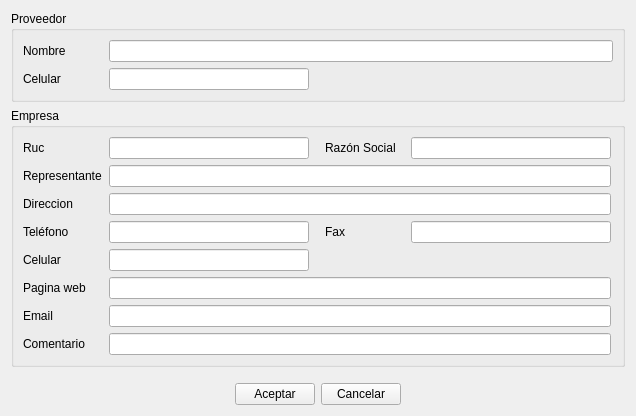
Above: ManagerM/ui_edit_proveedor.ui from janfranco27/TheProyect before the change. Below: the same form after it.
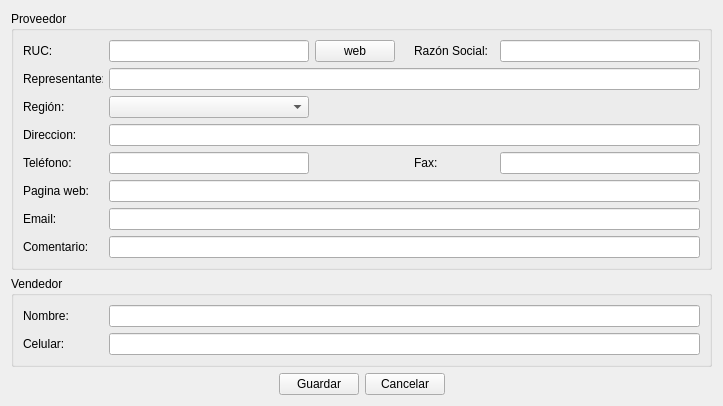
That is the form after the change. Icons and pictures are not drawn.

Diff of the .ui file:
```diff
--- a/ManagerM/ui_edit_proveedor.ui
+++ b/ManagerM/ui_edit_proveedor.ui
@@ -9,8 +9,8 @@
    <rect>
     <x>0</x>
     <y>0</y>
-    <width>636</width>
-    <height>389</height>
+    <width>718</width>
+    <height>392</height>
    </rect>
   </property>
   <property name="windowTitle">
@@ -20,17 +20,17 @@
    <iconset resource="Icons.qrc">
     <normaloff>:/Iconos/Iconos/Project_15.png</normaloff>:/Iconos/Iconos/Project_15.png</iconset>
   </property>
-  <layout class="QGridLayout" name="gridLayout_3">
-   <item row="0" column="0">
+  <layout class="QVBoxLayout" name="verticalLayout_3">
+   <item>
     <widget class="QGroupBox" name="groupBox">
      <property name="title">
       <string>Proveedor</string>
      </property>
-     <layout class="QGridLayout" name="gridLayout_2">
-      <item row="0" column="0">
-       <layout class="QHBoxLayout" name="horizontalLayout_3">
+     <layout class="QVBoxLayout" name="verticalLayout_2">
+      <item>
+       <layout class="QHBoxLayout" name="horizontalLayout_8">
         <item>
-         <widget class="QLabel" name="label_3">
+         <widget class="QLabel" name="label_28">
           <property name="minimumSize">
            <size>
             <width>80</width>
@@ -44,101 +44,7 @@
            </size>
           </property>
           <property name="text">
-           <string>Nombre</string>
-          </property>
-         </widget>
-        </item>
-        <item>
-         <widget class="QLineEdit" name="lineEdit_nombre">
-          <property name="minimumSize">
-           <size>
-            <width>200</width>
-            <height>0</height>
-           </size>
-          </property>
-         </widget>
-        </item>
-       </layout>
-      </item>
-      <item row="1" column="0">
-       <layout class="QHBoxLayout" name="horizontalLayout_4">
-        <item>
-         <widget class="QLabel" name="label_4">
-          <property name="minimumSize">
-           <size>
-            <width>80</width>
-            <height>0</height>
-           </size>
-          </property>
-          <property name="maximumSize">
-           <size>
-            <width>80</width>
-            <height>16777215</height>
-           </size>
-          </property>
-          <property name="text">
-           <string>Celular</string>
-          </property>
-         </widget>
-        </item>
-        <item>
-         <widget class="QLineEdit" name="lineEdit_celular_proveedor">
-          <property name="minimumSize">
-           <size>
-            <width>200</width>
-            <height>0</height>
-           </size>
-          </property>
-          <property name="maximumSize">
-           <size>
-            <width>200</width>
-            <height>16777215</height>
-           </size>
-          </property>
-         </widget>
-        </item>
-        <item>
-         <spacer name="horizontalSpacer">
-          <property name="orientation">
-           <enum>Qt::Horizontal</enum>
-          </property>
-          <property name="sizeHint" stdset="0">
-           <size>
-            <width>40</width>
-            <height>20</height>
-           </size>
-          </property>
-         </spacer>
-        </item>
-       </layout>
-      </item>
-     </layout>
-    </widget>
-   </item>
-   <item row="1" column="0">
-    <widget class="QGroupBox" name="groupBox_2">
-     <property name="title">
-      <string>Empresa</string>
-     </property>
-     <layout class="QGridLayout" name="gridLayout">
-      <item row="0" column="0">
-       <layout class="QHBoxLayout" name="horizontalLayout_12">
-        <item>
-         <widget class="QLabel" name="label_12">
-          <property name="minimumSize">
-           <size>
-            <width>80</width>
-            <height>0</height>
-           </size>
-          </property>
-          <property name="maximumSize">
-           <size>
-            <width>80</width>
-            <height>16777215</height>
-           </size>
-          </property>
-          <property name="text">
-           <string>Ruc</string>
+           <string>RUC:</string>
           </property>
          </widget>
         </item>
@@ -158,12 +64,15 @@
           </property>
          </widget>
         </item>
-       </layout>
-      </item>
-      <item row="0" column="1">
-       <layout class="QHBoxLayout" name="horizontalLayout_9">
         <item>
-         <spacer name="horizontalSpacer_4">
+         <widget class="QPushButton" name="pushButton_link">
+          <property name="text">
+           <string>web</string>
+          </property>
+         </widget>
+        </item>
+        <item>
+         <spacer name="horizontalSpacer_12">
           <property name="orientation">
            <enum>Qt::Horizontal</enum>
           </property>
@@ -172,14 +81,14 @@
           </property>
           <property name="sizeHint" stdset="0">
            <size>
-            <width>10</width>
+            <width>13</width>
             <height>20</height>
            </size>
           </property>
          </spacer>
         </item>
         <item>
-         <widget class="QLabel" name="label_9">
+         <widget class="QLabel" name="label_25">
           <property name="minimumSize">
            <size>
             <width>80</width>
@@ -193,7 +102,7 @@
            </size>
           </property>
           <property name="text">
-           <string>Razón Social</string>
+           <string>Razón Social:</string>
           </property>
          </widget>
         </item>
@@ -215,10 +124,10 @@
         </item>
        </layout>
       </item>
-      <item row="1" column="0" colspan="2">
-       <layout class="QHBoxLayout" name="horizontalLayout_5">
+      <item>
+       <layout class="QHBoxLayout" name="horizontalLayout_7">
         <item>
-         <widget class="QLabel" name="label_5">
+         <widget class="QLabel" name="label_31">
           <property name="minimumSize">
            <size>
             <width>80</width>
@@ -232,7 +141,7 @@
            </size>
           </property>
           <property name="text">
-           <string>Representante</string>
+           <string>Representante:</string>
           </property>
          </widget>
         </item>
@@ -248,10 +157,56 @@
         </item>
        </layout>
       </item>
-      <item row="2" column="0" colspan="2">
+      <item>
        <layout class="QHBoxLayout" name="horizontalLayout_6">
         <item>
-         <widget class="QLabel" name="label_6">
+         <widget class="QLabel" name="label_region">
+          <property name="minimumSize">
+           <size>
+            <width>80</width>
+            <height>0</height>
+           </size>
+          </property>
+          <property name="text">
+           <string>Región:</string>
+          </property>
+         </widget>
+        </item>
+        <item>
+         <widget class="QComboBox" name="comboBox_regiones">
+          <property name="minimumSize">
+           <size>
+            <width>200</width>
+            <height>0</height>
+           </size>
+          </property>
+          <property name="inputMethodHints">
+           <set>Qt::ImhNone</set>
+          </property>
+          <property name="editable">
+           <bool>false</bool>
+          </property>
+         </widget>
+        </item>
+        <item>
+         <spacer name="horizontalSpacer">
+          <property name="orientation">
+           <enum>Qt::Horizontal</enum>
+          </property>
+          <property name="sizeHint" stdset="0">
+           <size>
+            <width>102</width>
+            <height>20</height>
+           </size>
+          </property>
+         </spacer>
+        </item>
+       </layout>
+      </item>
+      <item>
+       <layout class="QHBoxLayout" name="horizontalLayout_5">
+        <item>
+         <widget class="QLabel" name="label_29">
           <property name="minimumSize">
            <size>
             <width>80</width>
@@ -265,7 +220,7 @@
            </size>
           </property>
           <property name="text">
-           <string>Direccion</string>
+           <string>Direccion:</string>
           </property>
          </widget>
         </item>
@@ -281,7 +236,7 @@
         </item>
        </layout>
       </item>
-      <item row="3" column="0">
+      <item>
        <layout class="QHBoxLayout" name="horizontalLayout">
         <item>
          <widget class="QLabel" name="label">
@@ -297,8 +252,14 @@
             <height>16777215</height>
            </size>
           </property>
+          <property name="layoutDirection">
+           <enum>Qt::LeftToRight</enum>
+          </property>
           <property name="text">
-           <string>Teléfono</string>
+           <string>Teléfono:</string>
+          </property>
+          <property name="alignment">
+           <set>Qt::AlignLeading|Qt::AlignLeft|Qt::AlignVCenter</set>
           </property>
          </widget>
         </item>
@@ -318,28 +279,21 @@
           </property>
          </widget>
         </item>
-       </layout>
-      </item>
-      <item row="3" column="1">
-       <layout class="QHBoxLayout" name="horizontalLayout_10">
         <item>
          <spacer name="horizontalSpacer_2">
           <property name="orientation">
            <enum>Qt::Horizontal</enum>
           </property>
-          <property name="sizeType">
-           <enum>QSizePolicy::Fixed</enum>
-          </property>
           <property name="sizeHint" stdset="0">
            <size>
-            <width>10</width>
+            <width>81</width>
             <height>20</height>
            </size>
           </property>
          </spacer>
         </item>
         <item>
-         <widget class="QLabel" name="label_10">
+         <widget class="QLabel" name="label_32">
           <property name="minimumSize">
            <size>
             <width>80</width>
@@ -353,7 +307,7 @@
            </size>
           </property>
           <property name="text">
-           <string>Fax</string>
+           <string>Fax:</string>
           </property>
          </widget>
         </item>
@@ -375,7 +329,7 @@
         </item>
        </layout>
       </item>
-      <item row="4" column="0">
+      <item>
        <layout class="QHBoxLayout" name="horizontalLayout_2">
         <item>
          <widget class="QLabel" name="label_2">
@@ -392,46 +346,7 @@
            </size>
           </property>
           <property name="text">
-           <string>Celular</string>
-          </property>
-         </widget>
-        </item>
-        <item>
-         <widget class="QLineEdit" name="lineEdit_celular">
-          <property name="minimumSize">
-           <size>
-            <width>200</width>
-            <height>0</height>
-           </size>
-          </property>
-          <property name="maximumSize">
-           <size>
-            <width>200</width>
-            <height>16777215</height>
-           </size>
-          </property>
-         </widget>
-        </item>
-       </layout>
-      </item>
-      <item row="5" column="0" colspan="2">
-       <layout class="QHBoxLayout" name="horizontalLayout_7">
-        <item>
-         <widget class="QLabel" name="label_7">
-          <property name="minimumSize">
-           <size>
-            <width>80</width>
-            <height>0</height>
-           </size>
-          </property>
-          <property name="maximumSize">
-           <size>
-            <width>80</width>
-            <height>16777215</height>
-           </size>
-          </property>
-          <property name="text">
-           <string>Pagina web</string>
+           <string>Pagina web:</string>
           </property>
          </widget>
         </item>
@@ -447,10 +362,10 @@
         </item>
        </layout>
       </item>
-      <item row="6" column="0" colspan="2">
-       <layout class="QHBoxLayout" name="horizontalLayout_8">
+      <item>
+       <layout class="QHBoxLayout" name="horizontalLayout_3">
         <item>
-         <widget class="QLabel" name="label_8">
+         <widget class="QLabel" name="label_33">
           <property name="minimumSize">
            <size>
             <width>80</width>
@@ -464,7 +379,7 @@
            </size>
           </property>
           <property name="text">
-           <string>Email</string>
+           <string>Email:</string>
           </property>
          </widget>
         </item>
@@ -480,10 +395,10 @@
         </item>
        </layout>
       </item>
-      <item row="7" column="0" colspan="2">
-       <layout class="QHBoxLayout" name="horizontalLayout_11">
+      <item>
+       <layout class="QHBoxLayout" name="horizontalLayout_4">
         <item>
-         <widget class="QLabel" name="label_11">
+         <widget class="QLabel" name="label_26">
           <property name="minimumSize">
            <size>
             <width>80</width>
@@ -497,7 +412,7 @@
            </size>
           </property>
           <property name="text">
-           <string>Comentario</string>
+           <string>Comentario:</string>
           </property>
          </widget>
         </item>
@@ -516,10 +431,85 @@
      </layout>
     </widget>
    </item>
-   <item row="3" column="0">
-    <layout class="QHBoxLayout" name="horizontalLayout_13">
+   <item>
+    <widget class="QGroupBox" name="groupBox_2">
+     <property name="title">
+      <string>Vendedor</string>
+     </property>
+     <layout class="QVBoxLayout" name="verticalLayout">
+      <item>
+       <layout class="QHBoxLayout" name="horizontalLayout_9">
+        <item>
+         <widget class="QLabel" name="label_36">
+          <property name="minimumSize">
+           <size>
+            <width>80</width>
+            <height>0</height>
+           </size>
+          </property>
+          <property name="maximumSize">
+           <size>
+            <width>80</width>
+            <height>16777215</height>
+           </size>
+          </property>
+          <property name="text">
+           <string>Nombre:</string>
+          </property>
+         </widget>
+        </item>
+        <item>
+         <widget class="QLineEdit" name="lineEdit_nombre">
+          <property name="minimumSize">
+           <size>
+            <width>200</width>
+            <height>0</height>
+           </size>
+          </property>
+         </widget>
+        </item>
+       </layout>
+      </item>
+      <item>
+       <layout class="QHBoxLayout" name="horizontalLayout_10">
+        <item>
+         <widget class="QLabel" name="label_comentario">
+          <property name="minimumSize">
+           <size>
+            <width>80</width>
+            <height>0</height>
+           </size>
+          </property>
+          <property name="maximumSize">
+           <size>
+            <width>80</width>
+            <height>16777215</height>
+           </size>
+          </property>
+          <property name="text">
+           <string>Celular:</string>
+          </property>
+         </widget>
+        </item>
+        <item>
+         <widget class="QLineEdit" name="lineEdit_celular">
+          <property name="minimumSize">
+           <size>
+            <width>200</width>
+            <height>0</height>
+           </size>
+          </property>
+         </widget>
+        </item>
+       </layout>
+      </item>
+     </layout>
+    </widget>
+   </item>
+   <item>
+    <layout class="QHBoxLayout" name="horizontalLayout_24">
      <item>
-      <spacer name="horizontalSpacer_3">
+      <spacer name="horizontalSpacer_7">
        <property name="orientation">
         <enum>Qt::Horizontal</enum>
        </property>
@@ -532,9 +522,9 @@
       </spacer>
      </item>
      <item>
-      <widget class="QPushButton" name="pushButton_aceptar">
+      <widget class="QPushButton" name="pushButton_guardar">
        <property name="text">
-        <string>Aceptar</string>
+        <string>Guardar</string>
        </property>
       </widget>
      </item>
@@ -546,7 +536,7 @@
       </widget>
      </item>
      <item>
-      <spacer name="horizontalSpacer_5">
+      <spacer name="horizontalSpacer_8">
        <property name="orientation">
         <enum>Qt::Horizontal</enum>
        </property>
@@ -560,22 +550,6 @@
      </item>
     </layout>
    </item>
-   <item row="2" column="0">
-    <spacer name="verticalSpacer">
-     <property name="orientation">
-      <enum>Qt::Vertical</enum>
-     </property>
-     <property name="sizeType">
-      <enum>QSizePolicy::Fixed</enum>
-     </property>
-     <property name="sizeHint" stdset="0">
-      <size>
-       <width>20</width>
-       <height>10</height>
-      </size>
-     </property>
-    </spacer>
-   </item>
   </layout>
  </widget>
  <resources>
```
Left out of the diff: 4 changed lines with no effect on the pictures.
